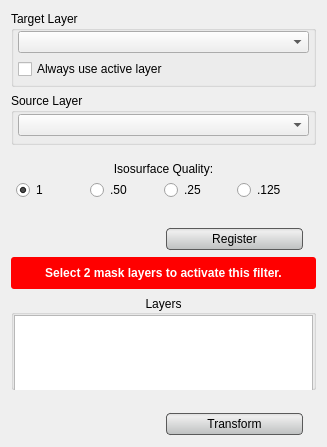
Before: the Qt Designer form src/Interface/ToolInterface/ICPFilterInterface.ui in SCIInstitute/Seg3D, drawn with Qt 5.
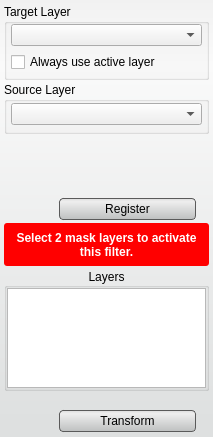
After: the same form once the commit is applied. Custom widgets are drawn as their Qt base class.

Commit message: Merged point set registration GUI update (rev. 1387) from provenance branch.

The edit to the form file:
```diff
--- a/src/Interface/ToolInterface/ICPFilterInterface.ui
+++ b/src/Interface/ToolInterface/ICPFilterInterface.ui
@@ -6,12 +6,12 @@
    <rect>
     <x>0</x>
     <y>0</y>
-    <width>327</width>
-    <height>447</height>
+    <width>213</width>
+    <height>437</height>
    </rect>
   </property>
   <property name="sizePolicy">
-   <sizepolicy hsizetype="Preferred" vsizetype="Preferred">
+   <sizepolicy hsizetype="Ignored" vsizetype="Preferred">
     <horstretch>0</horstretch>
     <verstretch>0</verstretch>
    </sizepolicy>
@@ -32,9 +32,9 @@
    <string> ICPFilter</string>
   </property>
   <property name="styleSheet">
-   <string notr="true">QWidget#AndFilterInterface{
+   <string notr="true">QWidget#ICPFilterInterface{
   border-radius: 3px;
-  background-color: qlineargradient(spread:pad, x1:0.5, y1:0, x2:0.5, y2:0.960227, stop:0 rgba(221, 221, 221, 255), stop:0.155779 rgba(228, 228, 228, 255), stop:1 rgba(202, 204, 204, 255));      
+  background-color: qlineargradient(spread:pad, x1:0.5, y1:0, x2:0.5, y2:0.960227, stop:0 rgba(241, 241, 241, 255), stop:0.155779 rgba(250, 250, 250, 255), stop:1 rgba(222, 224, 224, 255));       
 }
 
 QPushButton{
@@ -59,6 +59,12 @@
 }</string>
   </property>
   <layout class="QVBoxLayout" name="verticalLayout">
+   <property name="spacing">
+    <number>2</number>
+   </property>
+   <property name="margin">
+    <number>4</number>
+   </property>
    <item>
     <widget class="QGroupBox" name="target_groupbox_">
      <property name="minimumSize">
@@ -188,116 +194,6 @@
    <item>
     <widget class="QtUtils::QtLogSliderIntCombo" name="iterations_" native="true"/>
    </item>
-   <item>
-    <widget class="QWidget" name="iso_quality_" native="true">
-     <layout class="QVBoxLayout" name="verticalLayout_14" stretch="0,1">
-      <property name="spacing">
-       <number>2</number>
-      </property>
-      <property name="margin">
-       <number>4</number>
-      </property>
-      <item>
-       <widget class="QWidget" name="widget_19" native="true">
-        <property name="minimumSize">
-         <size>
-          <width>0</width>
-          <height>16</height>
-         </size>
-        </property>
-        <layout class="QHBoxLayout" name="horizontalLayout_31">
-         <property name="spacing">
-          <number>0</number>
-         </property>
-         <property name="leftMargin">
-          <number>4</number>
-         </property>
-         <property name="topMargin">
-          <number>0</number>
-         </property>
-         <property name="rightMargin">
-          <number>4</number>
-         </property>
-         <property name="bottomMargin">
-          <number>0</number>
-         </property>
-         <item>
-          <widget class="QLabel" name="label">
-           <property name="sizePolicy">
-            <sizepolicy hsizetype="Preferred" vsizetype="Fixed">
-             <horstretch>0</horstretch>
-             <verstretch>0</verstretch>
-            </sizepolicy>
-           </property>
-           <property name="minimumSize">
-            <size>
-             <width>0</width>
-             <height>16</height>
-            </size>
-           </property>
-           <property name="text">
-            <string>Isosurface Quality:</string>
-           </property>
-           <property name="alignment">
-            <set>Qt::AlignCenter</set>
-           </property>
-          </widget>
-         </item>
-        </layout>
-       </widget>
-      </item>
-      <item>
-       <widget class="QWidget" name="widget_18" native="true">
-        <property name="sizePolicy">
-         <sizepolicy hsizetype="Preferred" vsizetype="MinimumExpanding">
-          <horstretch>0</horstretch>
-          <verstretch>0</verstretch>
-         </sizepolicy>
-        </property>
-        <layout class="QHBoxLayout" name="horizontalLayout_24" stretch="1,1,1,1">
-         <property name="spacing">
-          <number>0</number>
-         </property>
-         <property name="margin">
-          <number>1</number>
-         </property>
-         <item>
-          <widget class="QRadioButton" name="radioButton_1_point_0">
-           <property name="text">
-            <string>1</string>
-           </property>
-           <property name="checked">
-            <bool>true</bool>
-           </property>
-          </widget>
-         </item>
-         <item>
-          <widget class="QRadioButton" name="radioButton_point_5">
-           <property name="text">
-            <string>.50</string>
-           </property>
-          </widget>
-         </item>
-         <item>
-          <widget class="QRadioButton" name="radioButton_point_25">
-           <property name="text">
-            <string>.25</string>
-           </property>
-          </widget>
-         </item>
-         <item>
-          <widget class="QRadioButton" name="radioButton_point_125">
-           <property name="text">
-            <string>.125</string>
-           </property>
-          </widget>
-         </item>
-        </layout>
-       </widget>
-      </item>
-     </layout>
-    </widget>
-   </item>
    <item>
     <widget class="QWidget" name="replaceRunWidget" native="true">
      <property name="minimumSize">
```
The commit also changes 7 other files.
